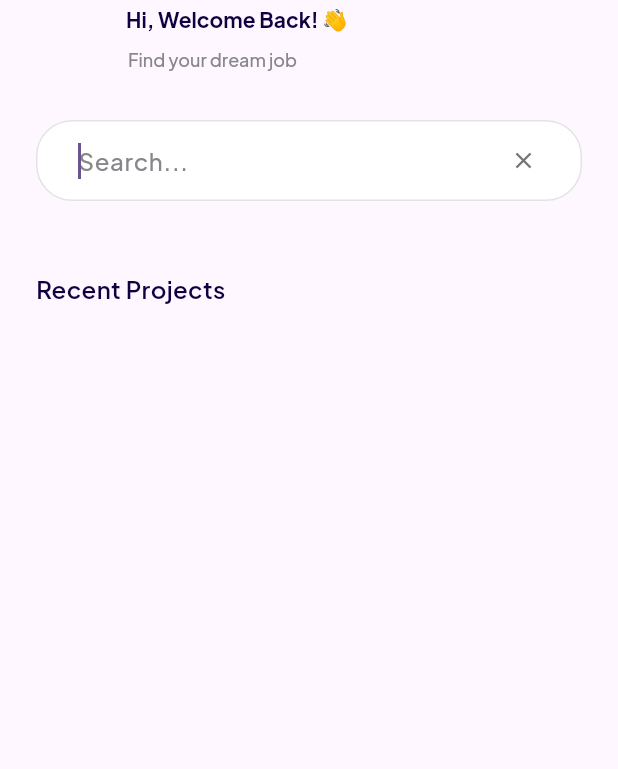
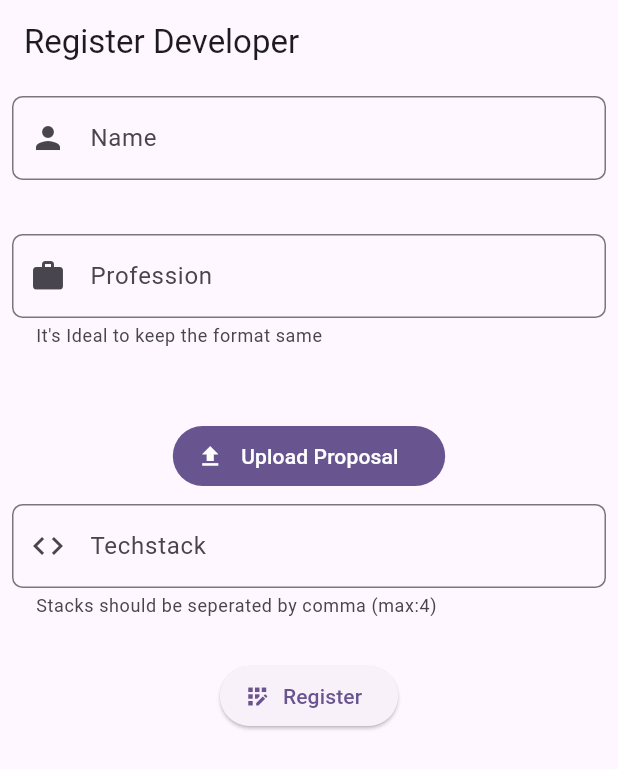
Before and after one commit to OmkarSsawant/Web3-Freelance-App, a Flutter app: the screen it shows after launch, on a phone screen of 412 x 824 dp. Shown: the top 769 px of the screen. Run offline on Flutter 3.47's test engine with Material 3 defaults, Android fonts, the light colour scheme and no system bars; our stand-ins replace cached_network_image, cloud_firestore, file_picker, firebase_core, firebase_storage, flutter_svg and 1 more; missing offline and left inert: web3dart; accounts and stored records are empty.

Commit message:
Developer Profile Added

```diff
--- /dev/null
+++ b/lib/data/model/developer.dart
@@ -0,0 +1,41 @@
+/*
+  struct Developer{
+        uint dev_id;
+        address dev_address;
+        bytes32 name;
+        bytes32 profile_photo_ipfs;
+        bytes32[] techstack;
+        bytes32 profession;
+    } */
+
+import 'dart:typed_data';
+
+import 'package:web3_freelancer/utils.dart';
+
+class Developer {
+  final BigInt id;
+  final String address;
+  final String name;
+  final String profilePhotoIpfs;
+  final List<String> techstack;
+  final String profession;
+
+  factory Developer.fromBlockchain(dynamic m) {
+    return Developer(
+        id: BigInt.from(m[0]),
+        address: m[1].toString(),
+        name: Uint8List.fromList(m[2]).string,
+        profilePhotoIpfs: Uint8List.fromList(m[3]).string,
+        techstack: List.from(m[4])
+            .map<String>((e) => Uint8List.fromList(e).string)
+            .toList(),
+        profession: Uint8List.fromList(m[5]).string);
+  }
+  Developer(
+      {required this.id,
+      required this.address,
+      required this.name,
+      required this.profilePhotoIpfs,
+      required this.techstack,
+      required this.profession});
+}
--- a/lib/main.dart
+++ b/lib/main.dart
@@ -6,6 +6,7 @@ import 'package:flutter/material.dart';
 import 'package:provider/provider.dart';
 import 'package:web3_freelancer/data/model/project_details.dart';
 import 'package:web3_freelancer/firestore_data/FirestoreSaver.dart';
+import 'package:web3_freelancer/presentation/developer_registration/registration_screen.dart';
 import 'package:web3_freelancer/presentation/home_page/home_page.dart';
 import 'package:web3_freelancer/presentation/project_details_page/job_details_tab_container_screen/job_details_tab_container_screen.dart';
 import 'package:web3_freelancer/ui/dashboard.dart';
@@ -63,7 +64,7 @@ class _MyAppState extends State<MyApp> {
                       );
                     }
 
-                    return HomePage();
+                    return DevRegistrationScreen();
                   }),
             ));
   }
--- /dev/null
+++ b/lib/presentation/developer_registration/registration_screen.dart
@@ -0,0 +1,132 @@
+import 'package:file_picker/file_picker.dart';
+import 'package:flutter/material.dart';
+import 'package:provider/provider.dart';
+import 'package:web3_freelancer/firestore_data/FirestoreSaver.dart';
+import 'package:web3_freelancer/presentation/home_page/home_page.dart';
+import 'package:web3_freelancer/routes/app_routes.dart';
+import 'package:web3_freelancer/utils.dart';
+import 'package:web3_freelancer/web3/freelance_client.dart';
+
+class DevRegistrationScreen extends StatefulWidget {
+  const DevRegistrationScreen({super.key});
+
+  @override
+  State<DevRegistrationScreen> createState() => _DevRegistrationScreenState();
+}
+
+class _DevRegistrationScreenState extends State<DevRegistrationScreen> {
+  String devID = "0xcurrent_user999";
+  bool fileReqUploaded = true;
+  final TextEditingController _nameEC = TextEditingController(),
+      _techStacksEC = TextEditingController(),
+      _professionEC = TextEditingController();
+  final ScaffoldMessengerState _messengerState = ScaffoldMessengerState();
+  String? profilePhotoIPFS;
+  @override
+  Widget build(BuildContext context) {
+    return Scaffold(
+      appBar: AppBar(
+        title: Text("Register Developer"),
+      ),
+      body: SizedBox(
+        height: context.screenHeight,
+        width: context.screenWidth,
+        child: SingleChildScrollView(
+          child: Column(
+            mainAxisAlignment: MainAxisAlignment.spaceEvenly,
+            crossAxisAlignment: CrossAxisAlignment.center,
+            children: [
+              //Name,Photo,Techstacks,Profession
+              Padding(
+                padding: const EdgeInsets.all(8.0),
+                child: TextField(
+                  decoration: InputDecoration(
+                      border: OutlineInputBorder(
+                          borderRadius: BorderRadius.circular(7)),
+                      hintText: "Ram",
+                      labelText: "Name",
+                      prefixIcon: const Icon(Icons.person)),
+                  autocorrect: false,
+                  controller: _nameEC,
+                  keyboardType: TextInputType.name,
+                ),
+              ),
+              const SizedBox(
+                height: 20,
+              ),
+              Padding(
+                padding: const EdgeInsets.all(8.0),
+                child: TextField(
+                  decoration: InputDecoration(
+                      border: OutlineInputBorder(
+                          borderRadius: BorderRadius.circular(7)),
+                      hintText: "Blockchain Developer @CoinDCX",
+                      labelText: "Profession",
+                      helperText: "It's Ideal to keep the format same",
+                      prefixIcon: const Icon(Icons.work)),
+                  autocorrect: false,
+                  controller: _professionEC,
+                ),
+              ),
+              const SizedBox(
+                height: 20,
+              ),
+              const SizedBox(
+                height: 20,
+              ),
+              FilledButton.icon(
+                  onPressed: () async {
+                    FilePickerResult? result =
+                        await FilePicker.platform.pickFiles(
+                      allowMultiple: false,
+                      type: FileType.image,
+                    );
+                    if (result != null && result.files.first.bytes != null) {
+                      fileReqUploaded = false;
+                      //Upload Profile Image to IPFS
+                    }
+                  },
+                  icon: const Icon(Icons.file_upload),
+                  label: const Text(" Upload Proposal  ")),
+              Padding(
+                padding: const EdgeInsets.all(8.0),
+                child: TextField(
+                  decoration: InputDecoration(
+                      border: OutlineInputBorder(
+                          borderRadius: BorderRadius.circular(7)),
+                      hintText: "react,nodejs,aws",
+                      labelText: "Techstack",
+                      helperText: "Stacks should be seperated by comma (max:4)",
+                      prefixIcon: const Icon(Icons.code)),
+                  controller: _techStacksEC,
+                ),
+              ),
+              const SizedBox(
+                height: 20,
+              ),
+              ElevatedButton.icon(
+                  onPressed: () => _register(context),
+                  icon: const Icon(Icons.app_registration_outlined),
+                  label: const Text("Register"))
+            ],
+          ),
+        ),
+      ),
+    );
+  }
+
+  void _register(BuildContext context) async {
+    if (fileReqUploaded) {
+      final contract = context.read<FreelanceContractClient>();
+      var txn = await contract.registerDeveloper(
+          _nameEC.text,
+          profilePhotoIPFS ?? "TODO",
+          _techStacksEC.text.trim().split(','),
+          _professionEC.text);
+      ScaffoldMessenger.of(context)
+          .showSnackBar(SnackBar(content: Text("Registered at Txn $txn")));
+      await Future.delayed(Durations.short2);
+      Navigator.of(context).push(MaterialPageRoute(builder: (c) => HomePage()));
+    }
+  }
+}
```
